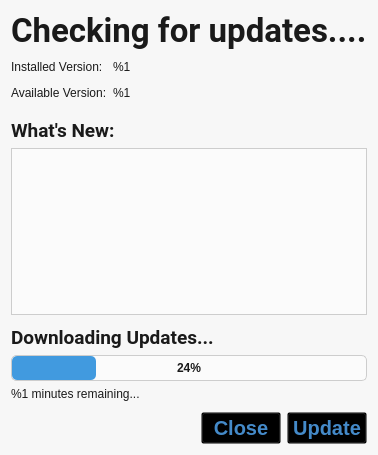
This is src/updaterwindow.ui in nuttyartist/notes as Qt 5 draws it before an edit. The edited form follows.
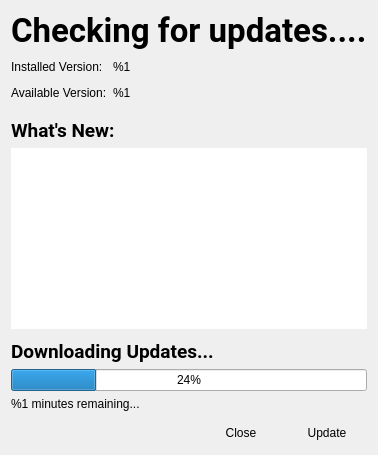
This is the edited form.

What changed in the file:
```diff
--- a/src/updaterwindow.ui
+++ b/src/updaterwindow.ui
@@ -13,53 +13,6 @@
   <property name="windowTitle">
    <string/>
   </property>
-  <property name="styleSheet">
-   <string notr="true">QWidget {
-   font: 14pt &quot;Roboto&quot;;
-   color: rgb(26, 26, 26);
-   background-color: rgb(247, 247, 247);
-}
-
-QTextBrowser {
-   color: rgb(117, 117, 117);
-   font: 14pt &quot;Arimo Regular&quot;;
-   border: 1px solid rgb(205, 205, 205);
-   background-color: rgb(251, 251, 251);
-}
-
-QProgressBar {
-   height: 24px;
-   font-weight: bold;
-   border-radius: 5px;
-   border: 1px solid rgb(205, 205, 205);
-   background-color: rgb(251, 251, 251);
-}
-
-QProgressBar::chunk{
-   border-radius: 5px;
-   background-color: rgb(65, 154, 223);
-}
-
-QPushButton {
-   font-size: 15pt;
-   font-weight: bold;
-   border-width: 0px;
-   color: rgb(68, 138, 201);
-   background-color: transparent;
-}
-
-QPushButton:!enabled {
-   color: rgb(132, 132, 132);
-}
-
-QPushButton:hover:!pressed {
-   color: rgb(51, 110, 162);
-}
-
-QPushButton:pressed {
-   color: rgb(39, 85, 125);
-}</string>
-  </property>
   <layout class="QVBoxLayout" name="verticalLayout">
    <item>
     <widget class="QWidget" name="headerWidget" native="true">
@@ -278,8 +231,8 @@
          <string>&lt;!DOCTYPE HTML PUBLIC &quot;-//W3C//DTD HTML 4.0//EN&quot; &quot;http://www.w3.org/TR/REC-html40/strict.dtd&quot;&gt;
 &lt;html&gt;&lt;head&gt;&lt;meta name=&quot;qrichtext&quot; content=&quot;1&quot; /&gt;&lt;style type=&quot;text/css&quot;&gt;
 p, li { white-space: pre-wrap; }
-&lt;/style&gt;&lt;/head&gt;&lt;body style=&quot; font-family:'Arimo Regular'; font-size:14pt; font-weight:400; font-style:normal;&quot;&gt;
-&lt;p style=&quot;-qt-paragraph-type:empty; margin-top:0px; margin-bottom:0px; margin-left:0px; margin-right:0px; -qt-block-indent:0; text-indent:0px;&quot;&gt;&lt;br /&gt;&lt;/p&gt;&lt;/body&gt;&lt;/html&gt;</string>
+&lt;/style&gt;&lt;/head&gt;&lt;body style=&quot; font-family:'.SF NS Text'; font-size:13pt; font-weight:400; font-style:normal;&quot;&gt;
+&lt;p style=&quot;-qt-paragraph-type:empty; margin-top:0px; margin-bottom:0px; margin-left:0px; margin-right:0px; -qt-block-indent:0; text-indent:0px; font-family:'Arimo Regular'; font-size:14pt;&quot;&gt;&lt;br /&gt;&lt;/p&gt;&lt;/body&gt;&lt;/html&gt;</string>
         </property>
        </widget>
       </item>
@@ -408,6 +361,9 @@
         <property name="text">
          <string>Close</string>
         </property>
+        <property name="flat">
+         <bool>true</bool>
+        </property>
        </widget>
       </item>
       <item>
@@ -418,6 +374,9 @@
         <property name="text">
          <string>Update</string>
         </property>
+        <property name="flat">
+         <bool>true</bool>
+        </property>
        </widget>
       </item>
      </layout>
```
